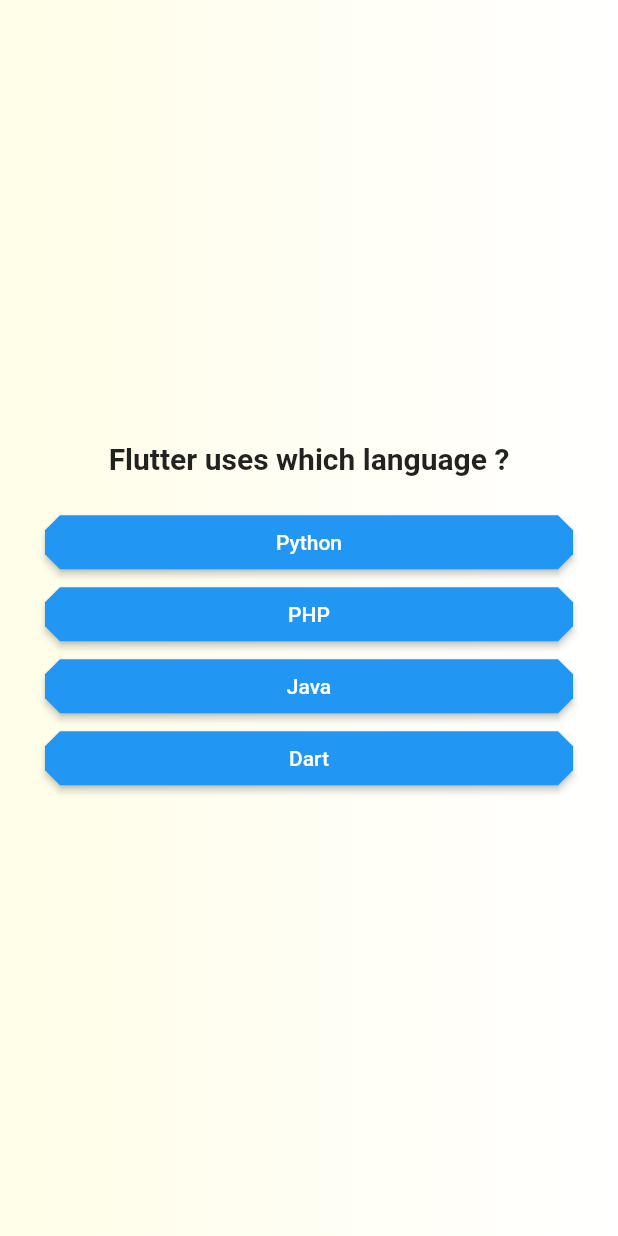
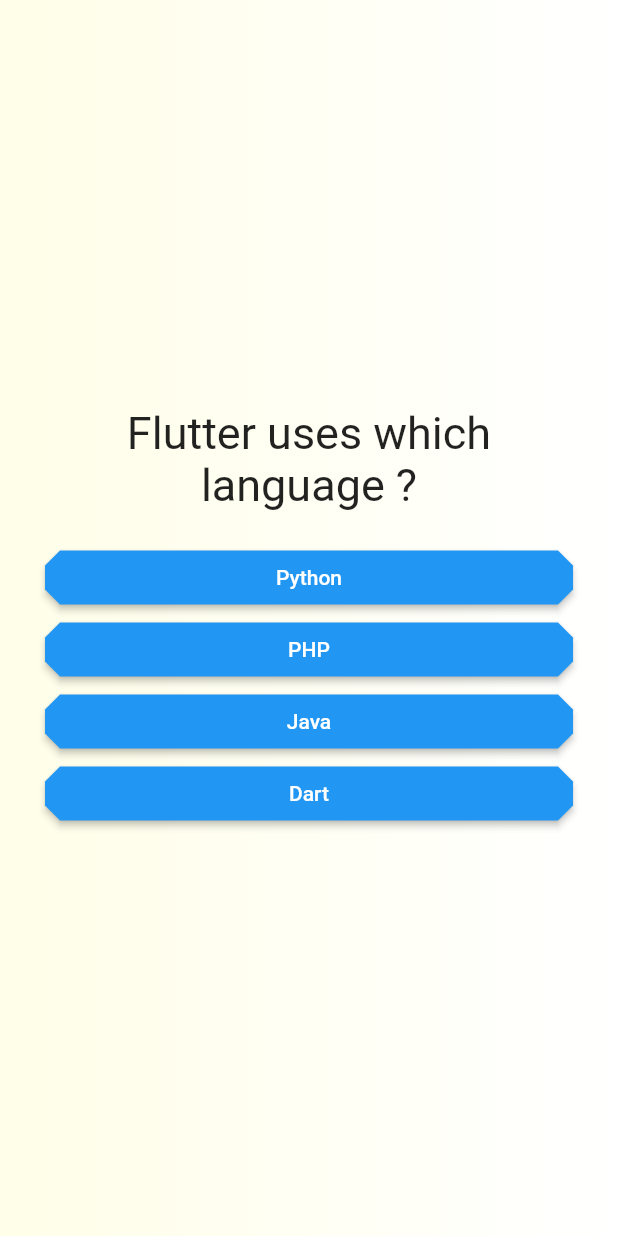
Before and after one commit to devxasd/quiz_app, a Flutter app: the screen it shows after launch, after a tap on "Start", on a phone screen of 412 x 824 dp. Run offline on Flutter 3.47's test engine with Material 2 defaults, Android fonts, the light colour scheme and no system bars; our stand-ins replace google_fonts.

Commit message:
Lecture 25 Adding Google Fonts

```diff
--- a/lib/answer_button.dart
+++ b/lib/answer_button.dart
@@ -16,8 +16,6 @@
       onPressed: onTap,
       style: ElevatedButton.styleFrom(
         padding: const EdgeInsets.symmetric(horizontal: 20, vertical: 10),
-
-        minimumSize: const Size(200, 30),
         shape: BeveledRectangleBorder(
           borderRadius: BorderRadius.circular(10),
         ),
--- a/lib/questions_screen.dart
+++ b/lib/questions_screen.dart
@@ -1,6 +1,7 @@
 import 'package:flutter/material.dart';
 import 'package:quiz_app/answer_button.dart';
 import 'package:quiz_app/data/questions.dart';
+import 'package:google_fonts/google_fonts.dart';
 
 class QuestionsScreen extends StatefulWidget {
   const QuestionsScreen({super.key});
@@ -31,9 +32,8 @@
           children: [
             Text(
               currentQuestion.question,
-              style: const TextStyle(
-                fontSize: 20,
-                fontWeight: FontWeight.bold,
+              style: GoogleFonts.roboto(
+                fontSize: 30,
               ),
               textAlign: TextAlign.center,
             ),
--- a/pubspec.yaml
+++ b/pubspec.yaml
@@ -35,6 +35,7 @@
   # The following adds the Cupertino Icons font to your application.
   # Use with the CupertinoIcons class for iOS style icons.
   cupertino_icons: ^1.0.2
+  google_fonts: ^5.1.0
 
 dev_dependencies:
   flutter_test:
```
Also changed, not shown: pubspec.lock, 1 other file.
